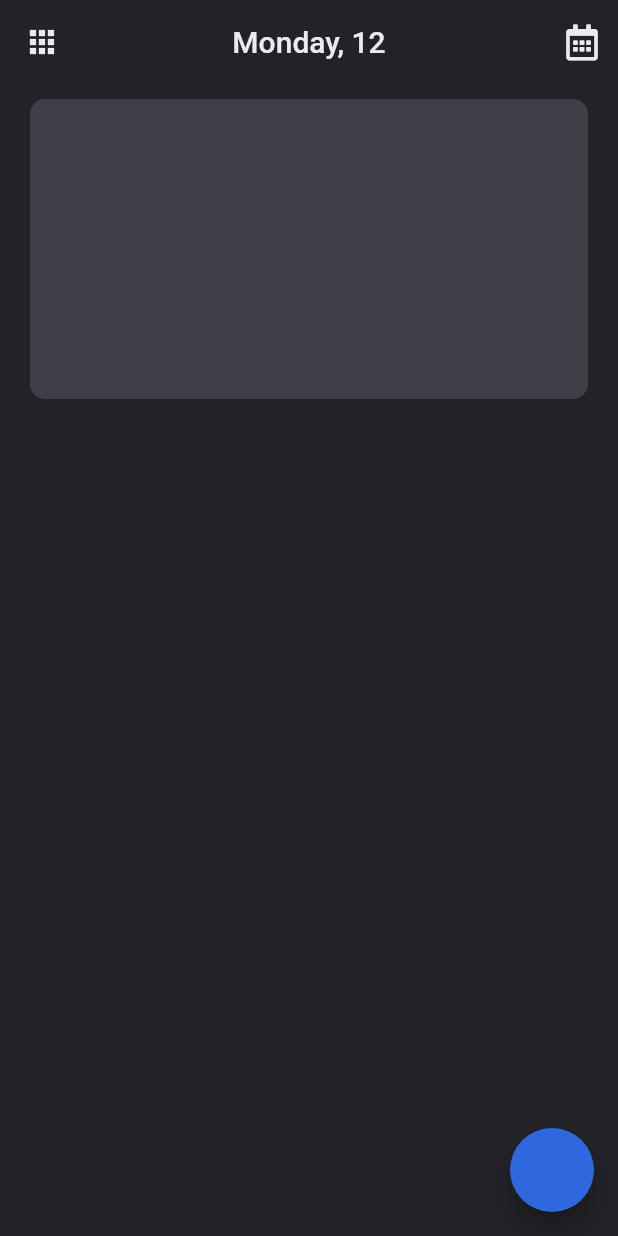
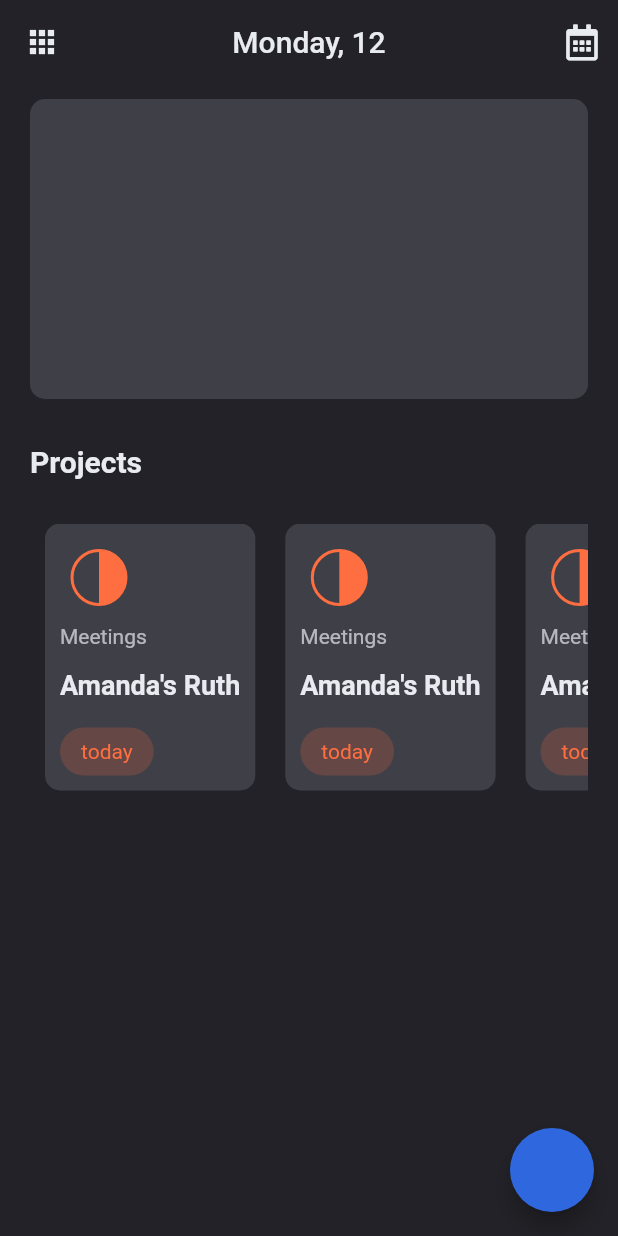
Before and after one commit to oguzhan2142/todo, a Flutter app: the screen it shows after launch, on a phone screen of 412 x 824 dp. Run offline on Flutter 3.47's test engine with Material 2 defaults, Android fonts, the phone set to English and light mode, and no system bars; drawn by our look-alikes of pie_chart; our stand-ins replace flutter_mobx, font_awesome_flutter, mobx, sleek_circular_slider; generated files the repository leaves out were written again.

Commit message:
create project section ui

```diff
--- a/lib/constants/values.dart
+++ b/lib/constants/values.dart
@@ -3,4 +3,11 @@ abstract class Values {
   static final cardPadding = 18.0;
 
   static const categoryLabelRadius = 14.0;
+
+  static const homeHeaderFontSize = 20.0;
+  static const spaceBetweenHomepageComponents = 30.0;
+
+  static const pieIndicatorRadius = 36.0;
+  static const projectCardPadding = 10.0;
+  static const projectCardHorizontalMargin = 10.0;
 }
--- a/lib/screens/home_screen/home_screen.dart
+++ b/lib/screens/home_screen/home_screen.dart
@@ -1,8 +1,10 @@
 import 'package:flutter/material.dart';
 import 'package:font_awesome_flutter/font_awesome_flutter.dart';
 import 'package:todo/constants/colors.dart';
+import 'package:todo/constants/values.dart';
 import 'package:todo/models/project.dart';
-import 'package:todo/screens/home_screen/widgets/progress_widget/progress_widget.dart';
+import 'package:todo/screens/home_screen/widgets/progress/progress.dart';
+import 'package:todo/screens/home_screen/widgets/projects/projects.dart';
 import 'package:todo/state/data_state.dart';
 
 class HomeScreen extends StatelessWidget {
@@ -43,7 +45,22 @@ class HomeScreen extends StatelessWidget {
           vertical: 10,
         ),
         child: Column(
-          children: [ProgressWidget()],
+          mainAxisSize: MainAxisSize.min,
+          crossAxisAlignment: CrossAxisAlignment.start,
+          children: [
+            Progress(),
+            SizedBox(height: Values.spaceBetweenHomepageComponents),
+            Text(
+              'Projects',
+              style: TextStyle(
+                color: AppColor.white,
+                fontSize: Values.homeHeaderFontSize,
+                fontWeight: FontWeight.bold,
+              ),
+            ),
+            SizedBox(height: Values.spaceBetweenHomepageComponents),
+            Projects(),
+          ],
         ),
       ),
     );
--- a/lib/screens/home_screen/widgets/progress_widget/progress_widget.dart
+++ b/lib/screens/home_screen/widgets/progress/progress.dart
@@ -1,11 +1,12 @@
 import 'package:flutter/material.dart';
 import 'package:todo/constants/colors.dart';
 import 'package:todo/constants/values.dart';
-import 'package:todo/screens/home_screen/widgets/progress_widget/widgets/circular_progress.dart';
-import 'package:todo/screens/home_screen/widgets/progress_widget/widgets/labels_section.dart';
+import 'package:todo/screens/home_screen/widgets/progress/widgets/circular_progress.dart';
+import 'package:todo/screens/home_screen/widgets/progress/widgets/labels_section.dart';
 
 
-class ProgressWidget extends StatelessWidget {
+
+class Progress extends StatelessWidget {
 
 
   @override
--- a/lib/screens/home_screen/widgets/progress_widget/widgets/labels_section.dart
+++ b/lib/screens/home_screen/widgets/progress/widgets/labels_section.dart
@@ -1,6 +1,7 @@
 import 'package:flutter/material.dart';
 import 'package:flutter_mobx/flutter_mobx.dart';
-import 'package:todo/screens/home_screen/widgets/progress_widget/widgets/category_label.dart';
+import 'package:todo/screens/home_screen/widgets/progress/widgets/category_label.dart';
+
 import 'package:todo/state/data_state.dart';
 
 class LabelsSection extends StatelessWidget {
--- /dev/null
+++ b/lib/screens/home_screen/widgets/projects/projects.dart
@@ -0,0 +1,20 @@
+import 'package:flutter/material.dart';
+import 'package:todo/screens/home_screen/widgets/projects/widgets/project_card.dart';
+import 'package:todo/state/data_state.dart';
+
+class Projects extends StatelessWidget {
+  @override
+  Widget build(BuildContext context) {
+    return SingleChildScrollView(
+      scrollDirection: Axis.horizontal,
+      child: Row(
+        children: [
+          ProjectCard(),
+          ProjectCard(),
+          ProjectCard(),
+          ProjectCard(),
+        ],
+      ),
+    );
+  }
+}
--- /dev/null
+++ b/lib/screens/home_screen/widgets/projects/widgets/pie_progress_indicator.dart
@@ -0,0 +1,64 @@
+import 'package:flutter/material.dart';
+import 'package:pie_chart/pie_chart.dart';
+import 'package:todo/constants/values.dart';
+
+class PieProgressIndicator extends StatelessWidget {
+  final double progress;
+  final Color color;
+
+  const PieProgressIndicator({
+    Key? key,
+    required this.progress,
+    required this.color,
+  }) : super(key: key);
+
+  @override
+  Widget build(BuildContext context) {
+    return Stack(
+      children: [
+        PieChart(
+          dataMap: {
+            'visible': progress,
+            'invisible': 100 - progress,
+          },
+          animationDuration: Duration(milliseconds: 800),
+          chartRadius: Values.pieIndicatorRadius,
+          initialAngleInDegree: -90,
+          chartType: ChartType.disc,
+          colorList: [color, Colors.transparent],
+          legendOptions: LegendOptions(
+            showLegends: false,
+          ),
+          chartValuesOptions: ChartValuesOptions(
+            showChartValueBackground: false,
+            showChartValues: false,
+            showChartValuesInPercentage: false,
+            showChartValuesOutside: false,
+            decimalPlaces: 1,
+          ),
+        ),
+        PieChart(
+          dataMap: {
+            'visible': 100,
+          },
+          animationDuration: Duration(milliseconds: 800),
+          chartRadius: Values.pieIndicatorRadius,
+          ringStrokeWidth: 2,
+          initialAngleInDegree: -90,
+          chartType: ChartType.ring,
+          colorList: [color, Colors.transparent],
+          legendOptions: LegendOptions(
+            showLegends: false,
+          ),
+          chartValuesOptions: ChartValuesOptions(
+            showChartValueBackground: false,
+            showChartValues: false,
+            showChartValuesInPercentage: false,
+            showChartValuesOutside: false,
+            decimalPlaces: 1,
+          ),
+        )
+      ],
+    );
+  }
+}
--- /dev/null
+++ b/lib/screens/home_screen/widgets/projects/widgets/project_card.dart
@@ -0,0 +1,50 @@
+import 'package:flutter/material.dart';
+import 'package:pie_chart/pie_chart.dart';
+import 'package:sleek_circular_slider/sleek_circular_slider.dart';
+import 'package:todo/constants/colors.dart';
+import 'package:todo/constants/values.dart';
+import 'package:todo/screens/home_screen/widgets/projects/widgets/pie_progress_indicator.dart';
+import 'package:todo/screens/home_screen/widgets/projects/widgets/time_widget.dart';
+
+class ProjectCard extends StatelessWidget {
+  @override
+  Widget build(BuildContext context) {
+    return Container(
+      padding: EdgeInsets.all(Values.projectCardPadding),
+      margin:
+          EdgeInsets.symmetric(horizontal: Values.projectCardHorizontalMargin),
+      decoration: BoxDecoration(
+        color: AppColor.lighter,
+        borderRadius: BorderRadius.circular(Values.cardRadius),
+      ),
+      child: Column(
+        mainAxisSize: MainAxisSize.min,
+        crossAxisAlignment: CrossAxisAlignment.start,
+        children: [
+          PieProgressIndicator(
+            color: Colors.deepOrangeAccent,
+            progress: 50,
+          ),
+          SizedBox(height: 5),
+          Text(
+            'Meetings',
+            style: TextStyle(
+              color: AppColor.white.withOpacity(0.7),
+            ),
+          ),
+          SizedBox(height: 14),
+          Text(
+            'Amanda\'s Ruth',
+            style: TextStyle(
+              fontSize: 18,
+              color: AppColor.white,
+              fontWeight: FontWeight.bold,
+            ),
+          ),
+          SizedBox(height: 18),
+          TimeWidget(color: Colors.deepOrangeAccent),
+        ],
+      ),
+    );
+  }
+}
--- /dev/null
+++ b/lib/screens/home_screen/widgets/projects/widgets/time_widget.dart
@@ -0,0 +1,21 @@
+import 'package:flutter/material.dart';
+
+class TimeWidget extends StatelessWidget {
+  final Color color;
+
+  const TimeWidget({Key? key, required this.color}) : super(key: key);
+  @override
+  Widget build(BuildContext context) {
+    return Container(
+      padding: const EdgeInsets.symmetric(horizontal: 14, vertical: 8),
+      decoration: BoxDecoration(
+        color: color.withOpacity(0.2),
+        borderRadius: BorderRadius.circular(20),
+      ),
+      child: Text(
+        'today',
+        style: TextStyle(color: color),
+      ),
+    );
+  }
+}
--- a/pubspec.yaml
+++ b/pubspec.yaml
@@ -28,6 +28,7 @@ dependencies:
   font_awesome_flutter: ^9.0.0
   mobx: ^2.0.1
   pedantic: ^1.11.0
+  pie_chart: ^5.0.0
   sleek_circular_slider: ^2.0.0
 
 dev_dependencies:
```
Also changed, not shown: lib/screens/home_screen/widgets/progress/widgets/category_label.dart (renamed from lib/screens/home_screen/widgets/progress_widget/widgets/category_label.dart), lib/screens/home_screen/widgets/progress/widgets/circular_progress.dart (renamed from lib/screens/home_screen/widgets/progress_widget/widgets/circular_progress.dart), pubspec.lock.
